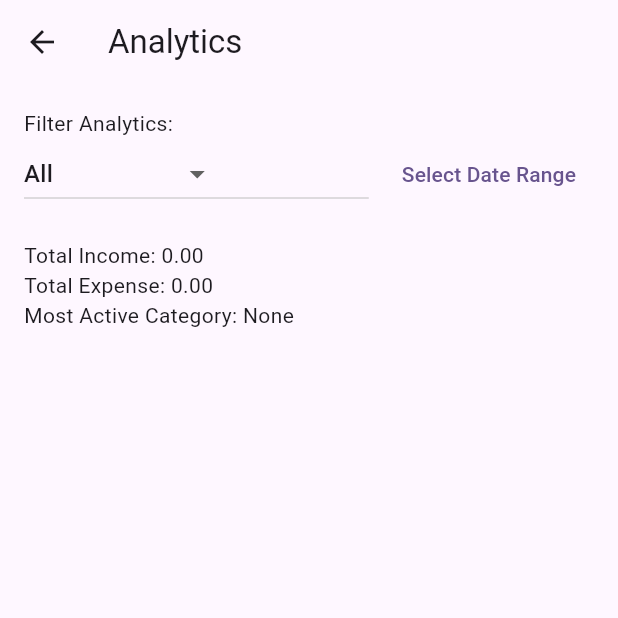
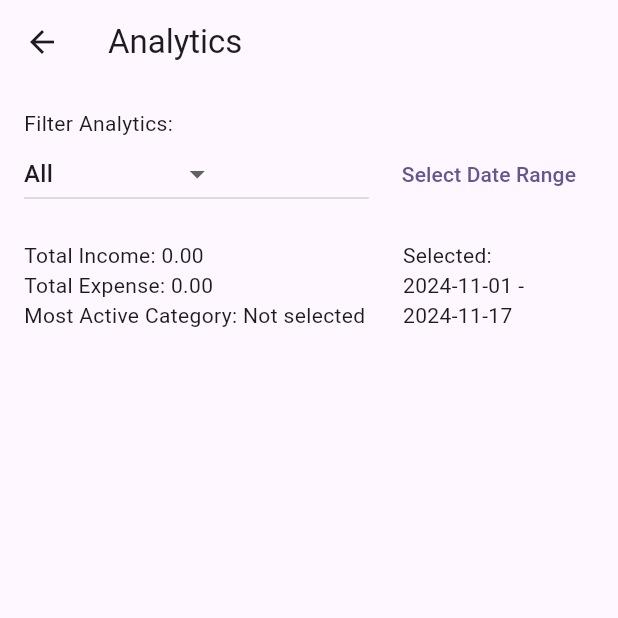
Before and after one commit to Spartakm67/flutter_home_work10, a Flutter app: the UserAnalyticsScreen screen opened by its route, on a phone screen of 412 x 824 dp, the top half of it. Run offline on Flutter 3.47's test engine with Material 3 defaults, Android fonts, the phone set to English and light mode, and no system bars; our stand-ins replace flutter_mobx, hive, hive_flutter, mobx; accounts and stored records are empty; generated files the repository leaves out were written again.

```diff
--- a/lib/screens/user_analytics_screen.dart
+++ b/lib/screens/user_analytics_screen.dart
@@ -23,7 +23,8 @@ class UserAnalyticsScreen extends StatelessWidget {
             Row(
               children: [
                 Expanded(
-                  child: DropdownButton<String>(
+                  child: Observer(
+                    builder: (_) => DropdownButton<String>(
                       value: transactionStore.selectedCategoryForAnalytics,
                       onChanged: (value) {
                         if (value != null) {
@@ -38,6 +39,7 @@ class UserAnalyticsScreen extends StatelessWidget {
                             ),
                           )
                           .toList(),
+                    ),
                   ),
                 ),
                 const SizedBox(width: 10),
@@ -55,7 +57,9 @@ class UserAnalyticsScreen extends StatelessWidget {
 
                     if (pickedRange != null) {
                       transactionStore.updateAnalyticsPeriod(
-                          pickedRange.start, pickedRange.end,);
+                        pickedRange.start,
+                        pickedRange.end,
+                      );
                     }
                   },
                   child: const Text('Select Date Range'),
@@ -63,18 +67,32 @@ class UserAnalyticsScreen extends StatelessWidget {
               ],
             ),
             const SizedBox(height: 20),
+            Row(
+              children: [
                 Observer(
                   builder: (_) => Column(
                     crossAxisAlignment: CrossAxisAlignment.start,
                     children: [
                       Text(
-                      'Total Income: ${transactionStore.totalIncome.toStringAsFixed(2)}',),
+                        'Total Income: ${transactionStore.totalIncome.toStringAsFixed(2)}',
+                      ),
                       Text(
-                      'Total Expense: ${transactionStore.totalExpense.toStringAsFixed(2)}',),
+                        'Total Expense: ${transactionStore.totalExpense.toStringAsFixed(2)}',
+                      ),
                       Text(
-                      'Most Active Category: ${transactionStore.mostActiveCategory}',),
+                        'Most Active Category: ${transactionStore.mostActiveCategory}',
+                      ),
                     ],
                   ),
+                ),
+                const SizedBox(width: 25,),
+                Observer(
+                  builder: (_) => Text(
+                    'Selected: \n${transactionStore.startDateForAnalytics.toLocal().toString().split(' ')[0]} - '
+                        '\n${transactionStore.endDateForAnalytics.toLocal().toString().split(' ')[0]}',
+                  ),
+                ),
+              ],
             ),
           ],
         ),
@@ -82,3 +100,5 @@ class UserAnalyticsScreen extends StatelessWidget {
     );
   }
 }
+
+// .toString().split(' ')[0]}
--- a/lib/screens/user_transactions_screen.dart
+++ b/lib/screens/user_transactions_screen.dart
@@ -74,9 +74,9 @@ class UserTransactionsScreen extends StatelessWidget {
                                 height: 8,
                               ),
                               Card(
-                                elevation: 5,
+                                elevation: 3,
                                 margin: const EdgeInsets.symmetric(
-                                  vertical: 4,
+                                  vertical: 2,
                                   horizontal: 12,
                                 ),
                                 child: ListTile(
--- a/lib/stores/transaction_store.dart
+++ b/lib/stores/transaction_store.dart
@@ -138,7 +138,7 @@ abstract class TransactionStoreBase with Store {
       }
     }
 
-    if (categoryTotals.isEmpty) return 'None';
+    if (categoryTotals.isEmpty) return 'Not selected';
 
     return categoryTotals.entries.reduce((a, b) => a.value > b.value ? a : b).key;
   }
```
Also changed, not shown: lib/widgets/transaction_form_add.dart (+16 -14 lines). Lines whose indentation alone changed are shown as unchanged.
